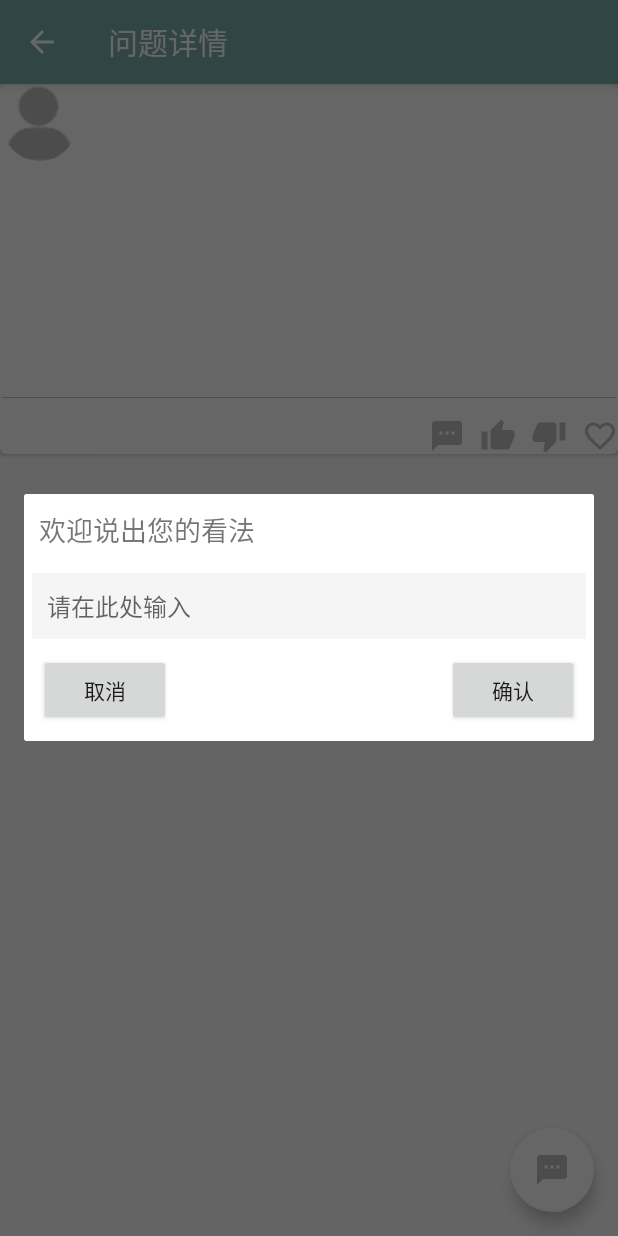
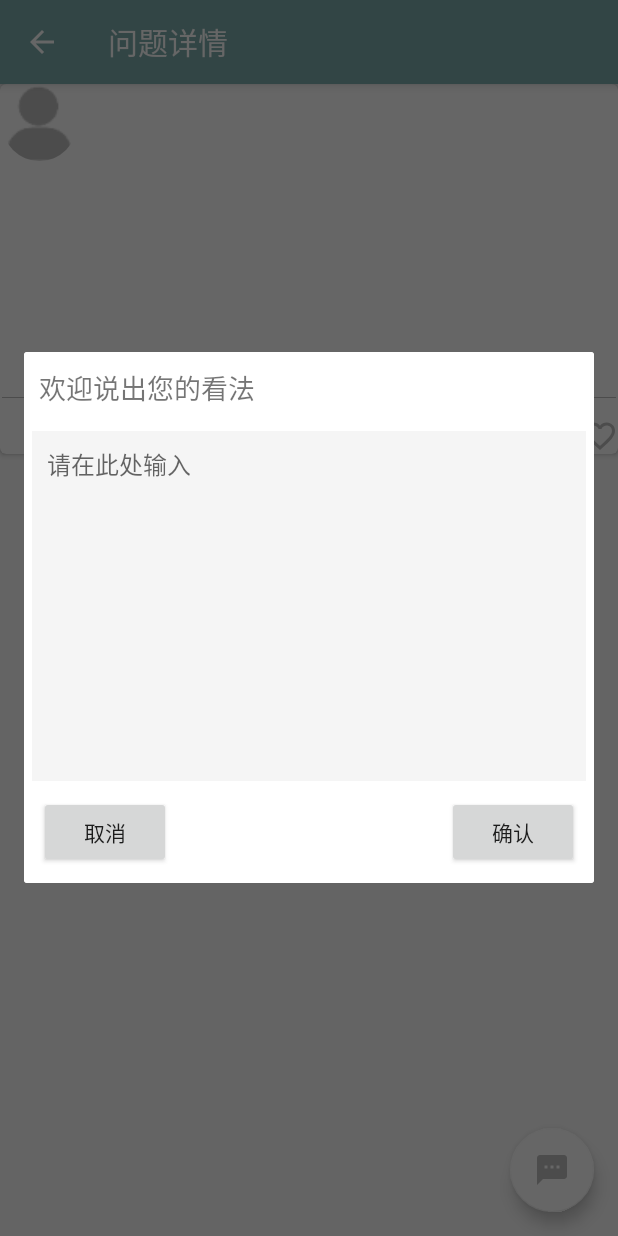
Before and after one commit to TaurusTrue/bihu, an Android app: the AnswerListActivity screen opened directly, with no data from a screen before it, after a tap on an icon or button, on a phone screen of 412 x 824 dp. Run offline under Robolectric (Android 15) with nearby library versions, the phone set to English and light mode, and no system bars; our stand-ins replace CircleImageView; libraries missing offline, so code that uses them is left out: com.readystatesoftware.systembartint; 22 statements that could not run were skipped.

Commit message:
回答界面优化

```diff
--- a/app/src/main/java/com/example/taurus/bihu/Activity/AnswerListActivity.java
+++ b/app/src/main/java/com/example/taurus/bihu/Activity/AnswerListActivity.java
@@ -72,8 +72,7 @@ public class AnswerListActivity extends BaseActivity {
 
     private void initDialog() {
         mAnswerDialog.show();
-        String answer =  mAnswerDialog.getmAnswerEdit().getText().toString();
-        final String param = "qid="+question.getId()+"&content="+answer+"&token="+user.getToken();
+        mAnswerDialog.getmAnswerEdit().setHeight(350);
         mAnswerDialog.setmButtonCancel(new View.OnClickListener() {
             @Override
             public void onClick(View v) {
--- a/app/src/main/res/layout/dialog_answer.xml
+++ b/app/src/main/res/layout/dialog_answer.xml
@@ -6,51 +6,50 @@
     android:minWidth="400dp"
     android:orientation="vertical">
 
-<TextView
-    android:layout_width="match_parent"
-    android:layout_height="wrap_content"
-    android:id="@+id/dialog_text"
-    android:text="欢迎说出您的看法"
-    android:textSize="18dp"
-    android:layout_margin="10dp"/>
+    <TextView
+        android:id="@+id/dialog_text"
+        android:layout_width="match_parent"
+        android:layout_height="wrap_content"
+        android:layout_margin="10dp"
+        android:text="欢迎说出您的看法"
+        android:textSize="18dp" />
 
     <EditText
         android:id="@+id/answer_edit"
         android:layout_width="match_parent"
-        android:layout_height="match_parent"
+        android:layout_height="wrap_content"
+        android:layout_marginLeft="5dp"
+        android:layout_marginRight="5dp"
+        android:layout_marginTop="5dp"
         android:background="#f5f5f5"
+        android:gravity="top|start"
         android:hint="请在此处输入"
         android:maxLines="5"
         android:padding="10dp"
-        android:textSize="16sp"
-        android:layout_marginRight="5dp"
-        android:layout_marginLeft="5dp"
-        android:layout_marginTop="5dp"
-        />
+        android:textSize="16sp" />
 
     <RelativeLayout
         android:layout_width="match_parent"
-        android:layout_height="match_parent"
-        >
+        android:layout_height="match_parent">
+
         <Button
             android:id="@+id/cancel"
             android:layout_width="wrap_content"
             android:layout_height="wrap_content"
             android:layout_margin="10dp"
             android:text="取消" />
+
         <Button
             android:id="@+id/done"
-            android:layout_margin="10dp"
-            android:layout_alignParentRight="true"
             android:layout_width="wrap_content"
             android:layout_height="wrap_content"
+            android:layout_alignParentRight="true"
+            android:layout_margin="10dp"
             android:text="确认"
 
-             />
+            />
 
     </RelativeLayout>
 
 
-
-
 </LinearLayout>
```
Also changed, not shown: app/src/main/res/drawable/login_background.png.
